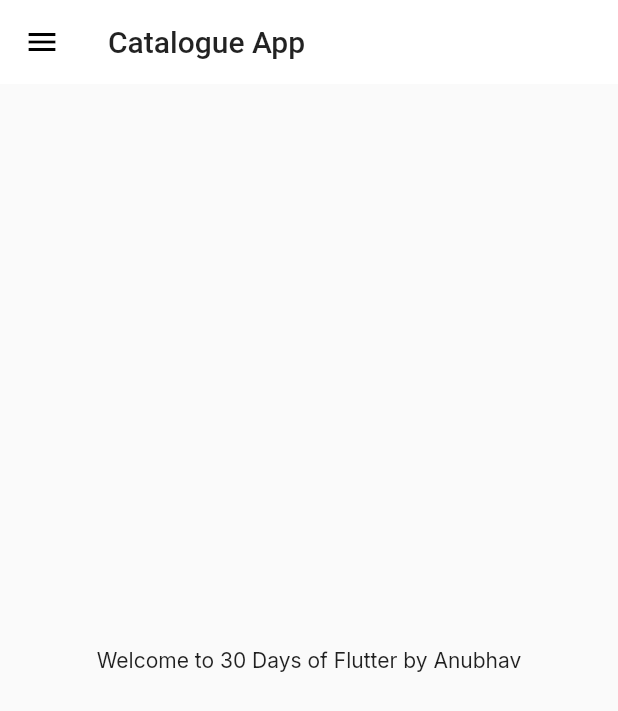
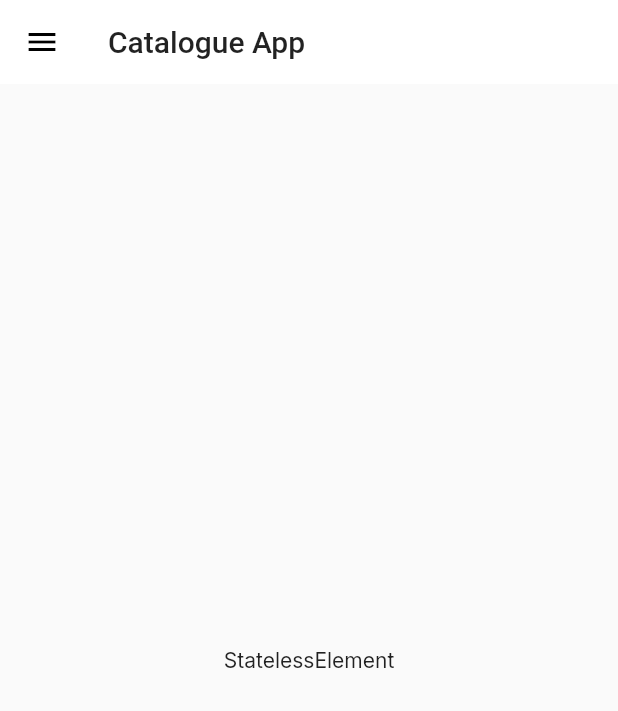
Before and after one commit to anubhavbagri/codepur-30DaysOfFlutter, a Flutter app: the screen it shows after launch, on a phone screen of 412 x 824 dp. Shown: the top 711 px of the screen. Run offline on Flutter 3.47's test engine with Material 2 defaults, Android fonts, the phone set to English and light mode, and no system bars; our stand-ins replace google_fonts.

```diff
--- a/lib/pages/home_page.dart
+++ b/lib/pages/home_page.dart
@@ -1,5 +1,8 @@
 import 'package:flutter/material.dart';
 import 'package:flutter_application_1/widgets/drawer.dart';
+
+
+//DAY 11 - WE LEARNT ABOUT BUILD CONTEXT, CONSTRAINTS, TREE STRUCTURE
 
 // ignore: use_key_in_widget_constructors
 class HomePage extends StatelessWidget {
@@ -17,7 +20,7 @@ class HomePage extends StatelessWidget {
       body: Center(
         child: SizedBox(
           //string interpolation
-          child: Text("Welcome to $days Days of Flutter by " + name),
+          child: Text(context.runtimeType.toString()),
         ),
       ),
       drawer: MyDrawer(),
--- a/lib/widgets/drawer.dart
+++ b/lib/widgets/drawer.dart
@@ -16,14 +16,9 @@ class MyDrawer extends StatelessWidget {
               padding: EdgeInsets.zero,
               child: UserAccountsDrawerHeader(
                 margin: EdgeInsets.zero,
-                // decoration: BoxDecoration(
-                //   color: Colors.red,
-                // ),
                 accountName: Text("Anubhav Bagri"),
                 accountEmail: Text("anubhavbagri01@gmail.com"),
-                // currentAccountPicture: Image.network(imageUrl),
                 currentAccountPicture: CircleAvatar(
-                  // backgroundImage: AssetImage(),
                   backgroundImage: NetworkImage(imageUrl),
                 ),
               ),
```
